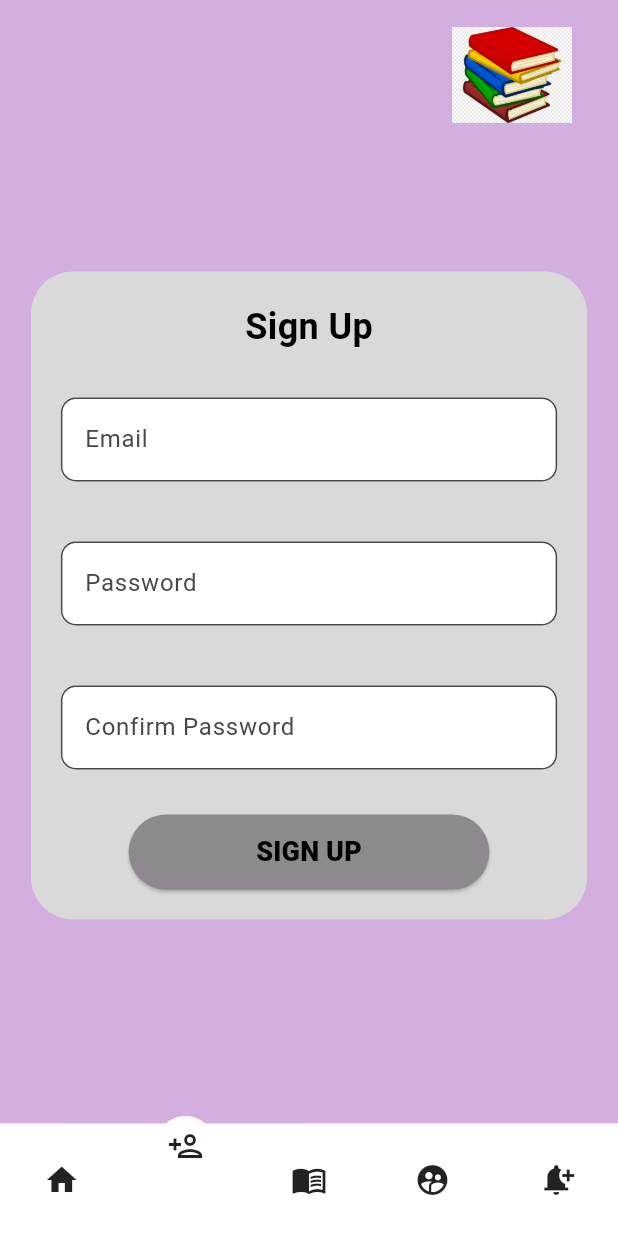
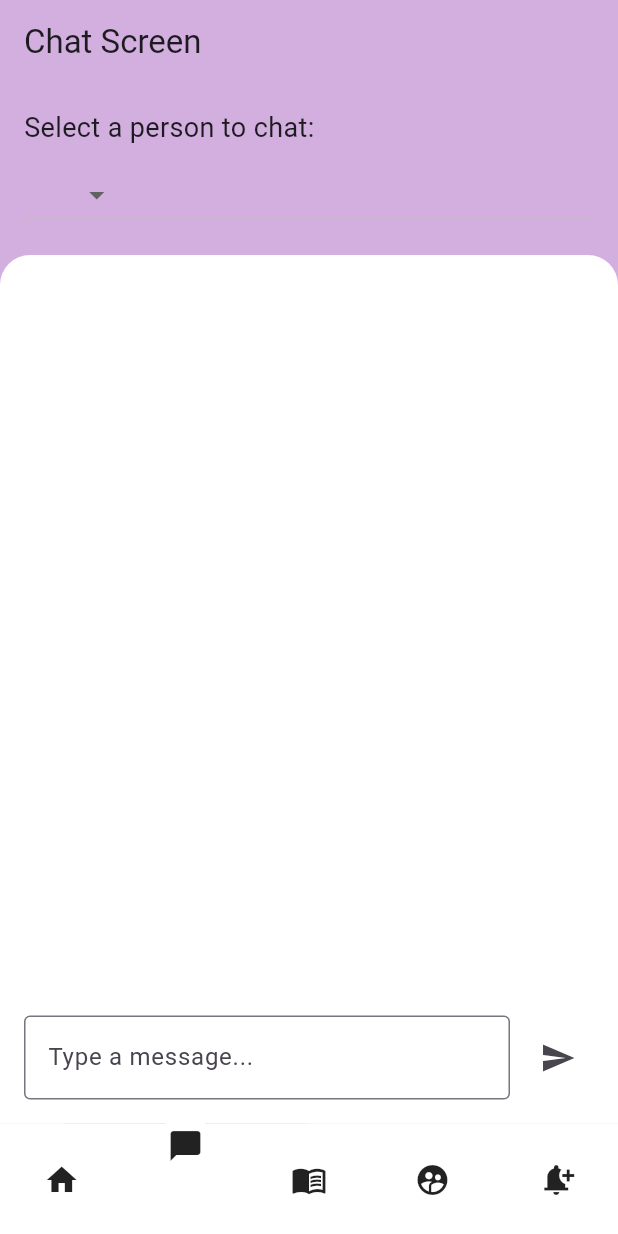
Before and after one commit to nidhimn0408/BOOK_BUDDY, a Flutter app: the NavigationMenu screen opened directly, item 2 of the bottom bar chosen, on a phone screen of 412 x 824 dp. Run offline on Flutter 3.47's test engine with Material 3 defaults, Android fonts, the phone set to English and light mode, and no system bars; drawn by our look-alikes of curved_navigation_bar; our stand-ins replace firebase_auth, firebase_core, get, velocity_x; accounts and stored records are empty.

Commit message:
new pages added

```diff
--- /dev/null
+++ b/lib/Navigator/chat/chat.dart
@@ -0,0 +1,144 @@
+// chat.dart
+import 'package:flutter/material.dart';
+
+class ChatScreen extends StatefulWidget {
+  @override
+  _ChatScreenState createState() => _ChatScreenState();
+}
+
+class _ChatScreenState extends State<ChatScreen> {
+  List<String?> people = ['John', 'Alice', 'Bob', 'Eve'];
+  String? selectedPerson;
+  TextEditingController messageController = TextEditingController();
+  List<ChatMessage> messages = [];
+
+  @override
+  Widget build(BuildContext context) {
+    return Scaffold(
+      appBar: AppBar(
+        backgroundColor: Color(0xFFD3AFE0),
+        title: Text('Chat Screen'),
+      ),
+      body: Container(
+        color: Color(0xFFD3AFE0),
+        child: Column(
+          children: [
+            SizedBox(height: 16.0),
+            Padding(
+              padding: EdgeInsets.symmetric(horizontal: 16.0),
+              child: Column(
+                crossAxisAlignment: CrossAxisAlignment.stretch,
+                children: [
+                  Text(
+                    'Select a person to chat:',
+                    style: TextStyle(fontSize: 18),
+                  ),
+                  SizedBox(height: 8.0),
+                  DropdownButton<String?>(
+                    value: selectedPerson,
+                    items: people.map((String? person) {
+                      return DropdownMenuItem<String?>(
+                        value: person,
+                        child: Text(person ?? ''),
+                      );
+                    }).toList(),
+                    onChanged: (String? newValue) {
+                      setState(() {
+                        selectedPerson = newValue;
+                      });
+                    },
+                  ),
+                ],
+              ),
+            ),
+            SizedBox(height: 16.0),
+            Expanded(
+              child: Container(
+                padding: EdgeInsets.all(16.0),
+                decoration: BoxDecoration(
+                  color: Colors.white,
+                  borderRadius: BorderRadius.only(
+                    topLeft: Radius.circular(20.0),
+                    topRight: Radius.circular(20.0),
+                  ),
+                ),
+                child: Column(
+                  children: [
+                    Expanded(
+                      child: ListView.builder(
+                        itemCount: messages.length,
+                        itemBuilder: (context, index) {
+                          return messages[index];
+                        },
+                      ),
+                    ),
+                    SizedBox(height: 8.0),
+                    Row(
+                      children: [
+                        Expanded(
+                          child: TextField(
+                            controller: messageController,
+                            decoration: InputDecoration(
+                              hintText: 'Type a message...',
+                              border: OutlineInputBorder(),
+                            ),
+                          ),
+                        ),
+                        SizedBox(width: 8.0),
+                        IconButton(
+                          icon: Icon(Icons.send),
+                          onPressed: () {
+                            _sendMessage();
+                          },
+                        ),
+                      ],
+                    ),
+                  ],
+                ),
+              ),
+            ),
+          ],
+        ),
+      ),
+    );
+  }
+
+  void _sendMessage() {
+    if (selectedPerson != null && messageController.text.isNotEmpty) {
+      setState(() {
+        messages.add(ChatMessage(
+          isSent: true,
+          text: messageController.text,
+        ));
+        messages.add(ChatMessage(
+          isSent: false,
+          text: 'Received: ${messageController.text}',
+        ));
+        messageController.clear();
+      });
+    }
+  }
+}
+
+class ChatMessage extends StatelessWidget {
+  final bool isSent;
+  final String text;
+
+  ChatMessage({required this.isSent, required this.text});
+
+  @override
+  Widget build(BuildContext context) {
+    return Align(
+      alignment: isSent ? Alignment.centerRight : Alignment.centerLeft,
+      child: Container(
+        padding: EdgeInsets.all(8.0),
+        margin: EdgeInsets.symmetric(vertical: 4.0),
+        decoration: BoxDecoration(
+          color: isSent ? Color(0xFFD3AFE0) : Colors.grey[300],
+          borderRadius: BorderRadius.circular(10.0),
+        ),
+        child: Text(text),
+      ),
+    );
+  }
+}
--- a/lib/Navigator/navigation.dart
+++ b/lib/Navigator/navigation.dart
@@ -12,7 +12,9 @@ import 'dart:io';
 
 import '../login/login.dart';
 import '../signup/signup.dart';
+import 'chat/chat.dart';
 import 'home/home.dart';
+import 'notification/notification.dart';
 
 class NavigationMenu extends StatefulWidget {
   const NavigationMenu({super.key});
@@ -25,17 +27,16 @@ class _homeState extends State<NavigationMenu> {
   int index=0;
   final screens=[
     HomePage(),
-    SignUp(),
+    ChatScreen(),
     LoginPage(),
     Profile(),
-    LoginPage()
-
+    NotificationsPage()
   ];
   @override
   Widget build(BuildContext context) {
     final items= [
       Icon(Icons.home),
-      Icon(Icons.person_add_outlined),
+      Icon(Icons.chat_bubble),
       Icon(Icons.menu_book),
       Icon(Icons.supervised_user_circle),
       Icon(Icons.notification_add),
@@ -49,7 +50,7 @@ class _homeState extends State<NavigationMenu> {
       bottomNavigationBar: CurvedNavigationBar(
         backgroundColor: Colors.transparent,
         animationDuration: Duration(
-            milliseconds: 100),
+            milliseconds: 50),
 
         items: items,
         index: index,
```
Also changed, not shown: lib/Navigator/home/create_club.dart (added, +29 -0 lines), lib/Navigator/home/home.dart (+6 -1 lines), lib/Navigator/notification/notification.dart (added, +83 -0 lines).
